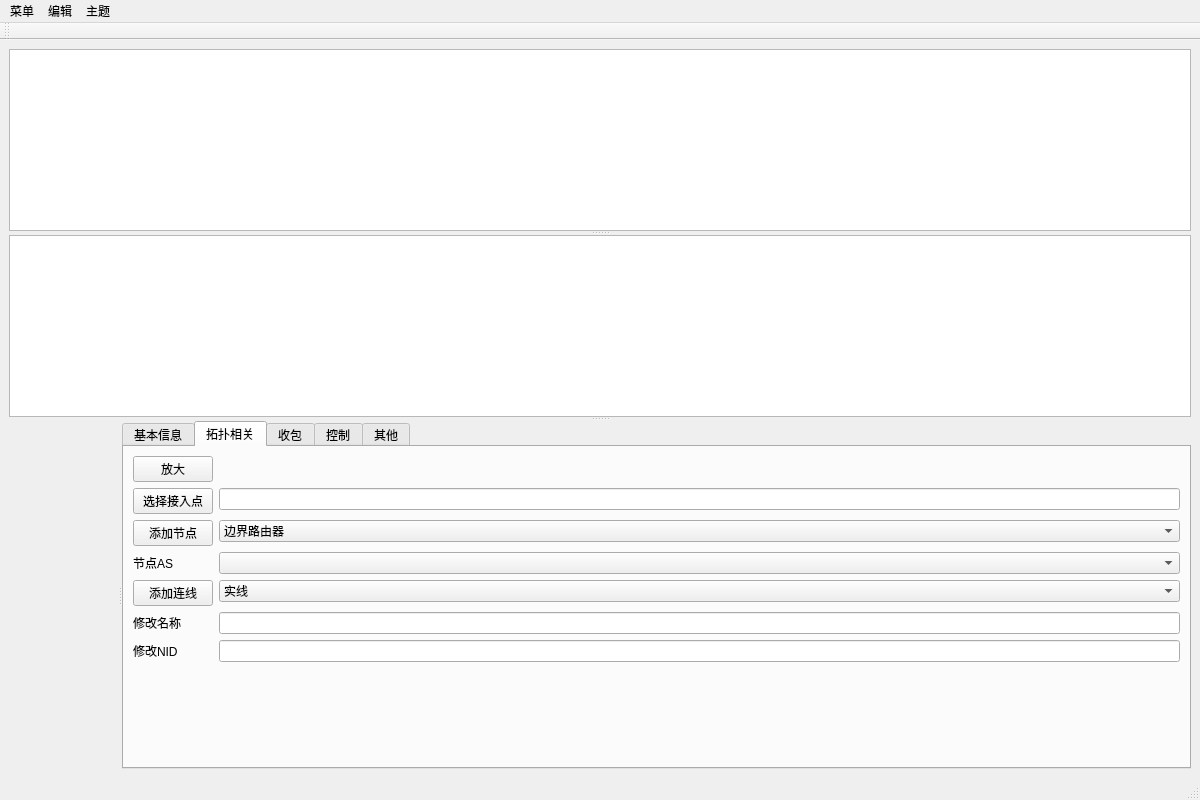
Qt form PageUI/mainPage.ui (lxambulance/CoLoRagent) before a commit.
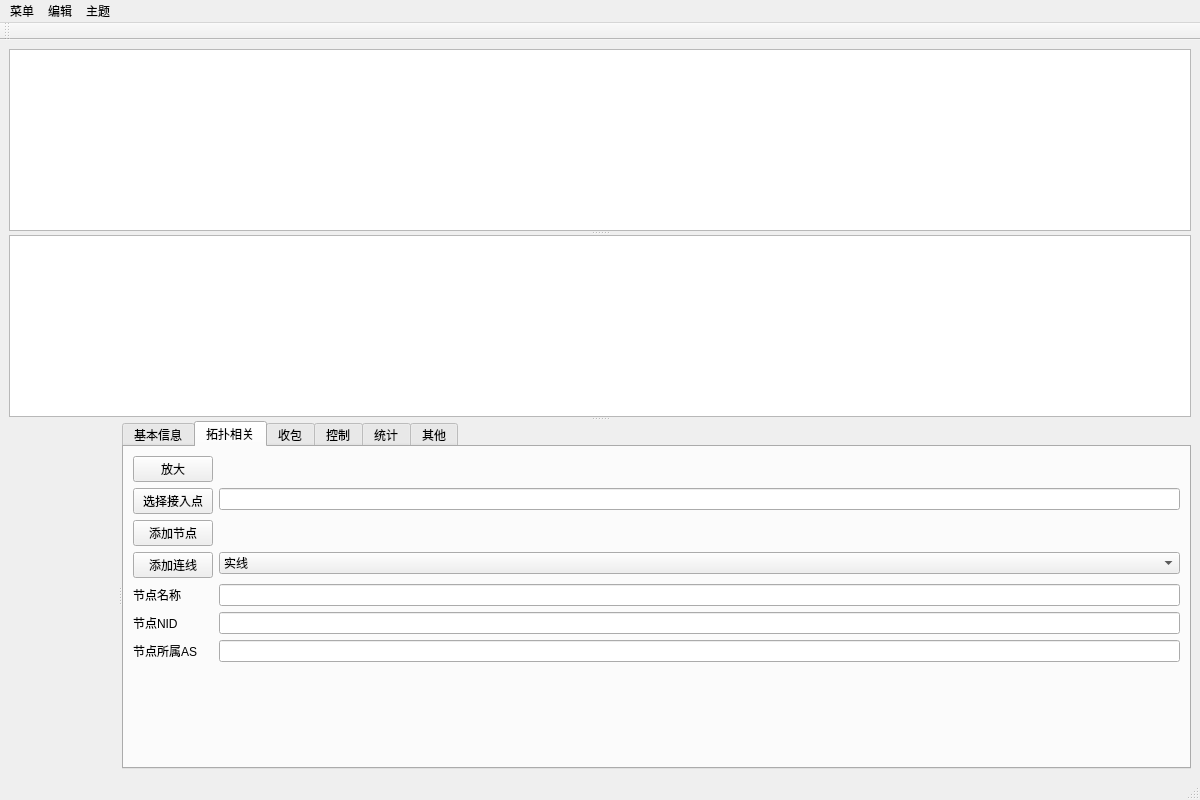
The same form after that commit. The open tabs and pages were chosen to show the change. Icons and pictures are not drawn. Custom widgets are drawn as their Qt base class.

Diff of the .ui file:
```diff
--- a/PageUI/mainPage.ui
+++ b/PageUI/mainPage.ui
@@ -117,47 +117,7 @@
             </property>
            </widget>
           </item>
-          <item row="2" column="1">
-           <widget class="QComboBox" name="nodeType">
-            <property name="currentText">
-             <string>边界路由器</string>
-            </property>
-            <property name="currentIndex">
-             <number>0</number>
-            </property>
-            <item>
-             <property name="text">
-              <string>边界路由器</string>
-             </property>
-            </item>
-            <item>
-             <property name="text">
-              <string>普通路由器</string>
-             </property>
-            </item>
-            <item>
-             <property name="text">
-              <string>交换机</string>
-             </property>
-            </item>
-            <item>
-             <property name="text">
-              <string>电脑</string>
-             </property>
-            </item>
-            <item>
-             <property name="text">
-              <string>资源管理器</string>
-             </property>
-            </item>
-            <item>
-             <property name="text">
-              <string>自治域</string>
-             </property>
-            </item>
-           </widget>
-          </item>
-          <item row="4" column="0">
+          <item row="3" column="0">
            <widget class="QPushButton" name="addLine">
             <property name="text">
              <string>添加连线</string>
@@ -167,7 +127,7 @@
             </property>
            </widget>
           </item>
-          <item row="4" column="1">
+          <item row="3" column="1">
            <widget class="QComboBox" name="lineType">
             <item>
              <property name="text">
@@ -181,36 +141,61 @@
             </item>
            </widget>
           </item>
+          <item row="4" column="0">
+           <widget class="QLabel" name="itemname_label">
+            <property name="text">
+             <string>节点名称</string>
+            </property>
+           </widget>
+          </item>
+          <item row="4" column="1">
+           <widget class="QLineEdit" name="itemname">
+            <property name="readOnly">
+             <bool>true</bool>
+            </property>
+           </widget>
+          </item>
           <item row="5" column="0">
-           <widget class="QLabel" name="itemname">
+           <widget class="QLabel" name="itemnid_label">
             <property name="text">
-             <string>修改名称</string>
+             <string>节点NID</string>
             </property>
            </widget>
           </item>
           <item row="5" column="1">
-           <widget class="QLineEdit" name="changeName"/>
+           <widget class="QLineEdit" name="itemnid">
+            <property name="readOnly">
+             <bool>true</bool>
+            </property>
+           </widget>
+          </item>
+          <item row="2" column="1">
+           <spacer name="horizontalSpacer_2">
+            <property name="orientation">
+             <enum>Qt::Horizontal</enum>
+            </property>
+            <property name="sizeHint" stdset="0">
+             <size>
+              <width>40</width>
+              <height>20</height>
+             </size>
+            </property>
+           </spacer>
           </item>
           <item row="6" column="0">
-           <widget class="QLabel" name="itemnid">
+           <widget class="QLabel" name="itemas_label">
             <property name="text">
-             <string>修改NID</string>
+             <string>节点所属AS</string>
             </property>
            </widget>
           </item>
           <item row="6" column="1">
-           <widget class="QLineEdit" name="changeNid"/>
-          </item>
-          <item row="3" column="0">
-           <widget class="QLabel" name="nodeAS">
-            <property name="text">
-             <string>节点AS</string>
+           <widget class="QLineEdit" name="itemas">
+            <property name="readOnly">
+             <bool>true</bool>
             </property>
            </widget>
           </item>
-          <item row="3" column="1">
-           <widget class="QComboBox" name="chooseAS"/>
-          </item>
          </layout>
         </widget>
         <widget class="QWidget" name="receiveTab">
@@ -251,7 +236,17 @@
            <widget class="QComboBox" name="comboBox"/>
           </item>
           <item row="0" column="2">
-           <widget class="QTextEdit" name="textEdit_2"/>
+           <widget class="QTextEdit" name="ANNpaths"/>
+          </item>
+         </layout>
+        </widget>
+        <widget class="QWidget" name="metricsTab">
+         <attribute name="title">
+          <string>统计</string>
+         </attribute>
+         <layout class="QGridLayout" name="gridLayout_5">
+          <item row="0" column="0">
+           <widget class="QTextEdit" name="metrics"/>
           </item>
          </layout>
         </widget>
```
Left out of the diff: 6 changed lines with no effect on the pictures.
